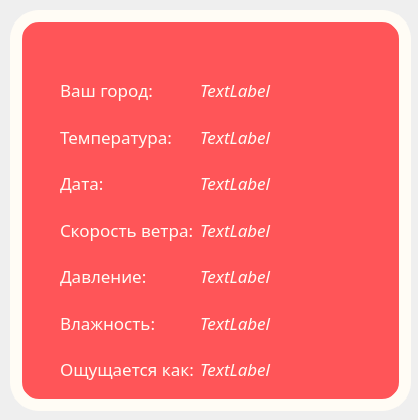
This is day.ui in Arteeemis/DESKTOP-WEATHER-APP as Qt 5 draws it before an edit. The edited form follows.
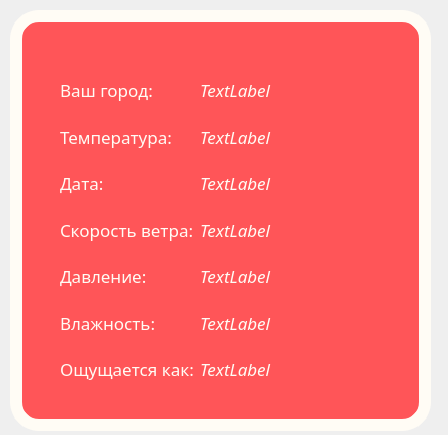
This is the edited form. Icons and pictures are not drawn.

What changed in the file:
```diff
--- a/day.ui
+++ b/day.ui
@@ -6,8 +6,8 @@
    <rect>
     <x>0</x>
     <y>0</y>
-    <width>418</width>
-    <height>420</height>
+    <width>448</width>
+    <height>435</height>
    </rect>
   </property>
   <property name="windowTitle">
@@ -21,8 +21,8 @@
     <rect>
      <x>10</x>
      <y>10</y>
-     <width>401</width>
-     <height>401</height>
+     <width>421</width>
+     <height>421</height>
     </rect>
    </property>
    <property name="styleSheet">
@@ -93,7 +93,7 @@
      <rect>
       <x>50</x>
       <y>60</y>
-      <width>311</width>
+      <width>321</width>
       <height>320</height>
      </rect>
     </property>
```
Left out of the diff: 7 changed lines with no effect on the pictures.
